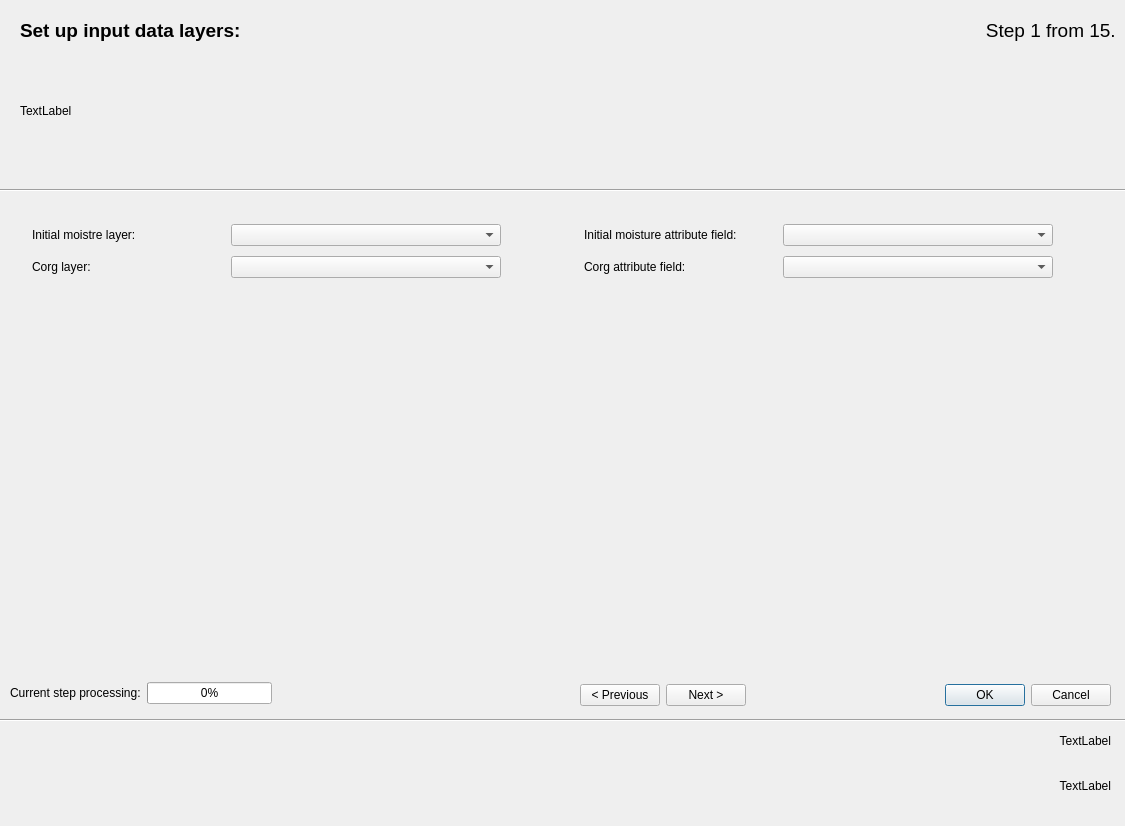
First picture: the form in ui/gui_tests_dialog_base.ui, repository JanCaha/Erosion-Data-Preparation-Plugin, before the edit.
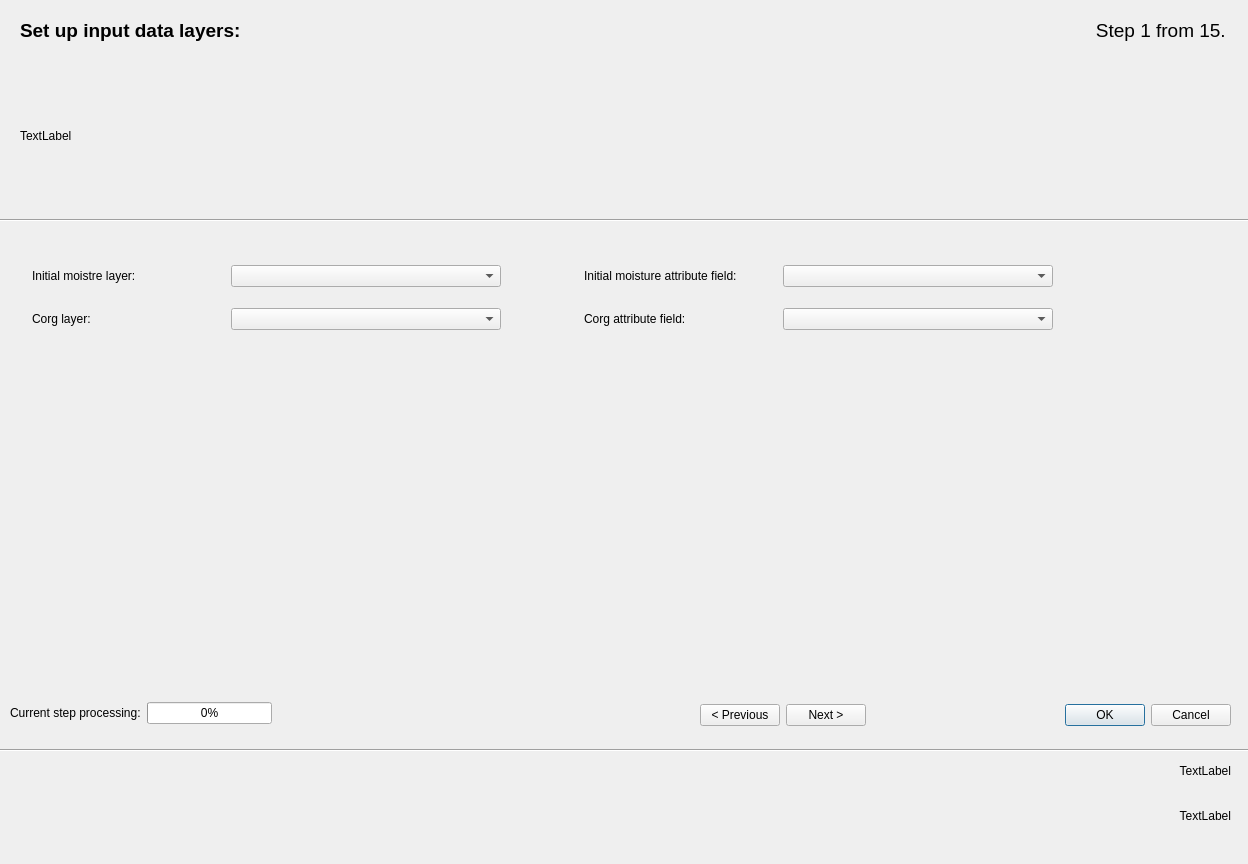
Second picture: the form after the edit. Custom widgets are drawn as their Qt base class.

```diff
--- a/ui/gui_tests_dialog_base.ui
+++ b/ui/gui_tests_dialog_base.ui
@@ -6,8 +6,8 @@
    <rect>
     <x>0</x>
     <y>0</y>
-    <width>1125</width>
-    <height>826</height>
+    <width>1248</width>
+    <height>864</height>
    </rect>
   </property>
   <property name="windowTitle">
@@ -17,8 +17,8 @@
    <property name="geometry">
     <rect>
      <x>11</x>
-     <y>200</y>
-     <width>1101</width>
+     <y>230</y>
+     <width>1231</width>
      <height>451</height>
     </rect>
    </property>
@@ -321,7 +321,7 @@
        <x>21</x>
        <y>20</y>
        <width>1021</width>
-       <height>63</height>
+       <height>96</height>
       </rect>
      </property>
      <layout class="QGridLayout" name="gridLayout_3" columnstretch="5,7,2,5,7">
@@ -740,8 +740,8 @@
   <widget class="QWidget" name="layoutWidget">
    <property name="geometry">
     <rect>
-     <x>580</x>
-     <y>680</y>
+     <x>700</x>
+     <y>700</y>
      <width>531</width>
      <height>30</height>
     </rect>
@@ -780,7 +780,7 @@
    <property name="geometry">
     <rect>
      <x>10</x>
-     <y>680</y>
+     <y>700</y>
      <width>262</width>
      <height>26</height>
     </rect>
@@ -827,8 +827,8 @@
     <rect>
      <x>20</x>
      <y>60</y>
-     <width>1091</width>
-     <height>101</height>
+     <width>1201</width>
+     <height>151</height>
     </rect>
    </property>
    <property name="text">
@@ -842,8 +842,8 @@
    <property name="geometry">
     <rect>
      <x>-10</x>
-     <y>180</y>
-     <width>1171</width>
+     <y>210</y>
+     <width>1261</width>
      <height>20</height>
     </rect>
    </property>
@@ -855,8 +855,8 @@
    <property name="geometry">
     <rect>
      <x>-10</x>
-     <y>710</y>
-     <width>1151</width>
+     <y>740</y>
+     <width>1261</width>
      <height>20</height>
     </rect>
    </property>
@@ -867,8 +867,8 @@
   <widget class="QLabel" name="label_created">
    <property name="geometry">
     <rect>
-     <x>10</x>
-     <y>730</y>
+     <x>130</x>
+     <y>760</y>
      <width>1101</width>
      <height>21</height>
     </rect>
@@ -889,8 +889,8 @@
   <widget class="QLabel" name="label_project">
    <property name="geometry">
     <rect>
-     <x>10</x>
-     <y>760</y>
+     <x>130</x>
+     <y>790</y>
      <width>1101</width>
      <height>51</height>
     </rect>
@@ -908,7 +908,7 @@
   <widget class="QLabel" name="qlabel_steps">
    <property name="geometry">
     <rect>
-     <x>890</x>
+     <x>1000</x>
      <y>10</y>
      <width>231</width>
      <height>41</height>
```
